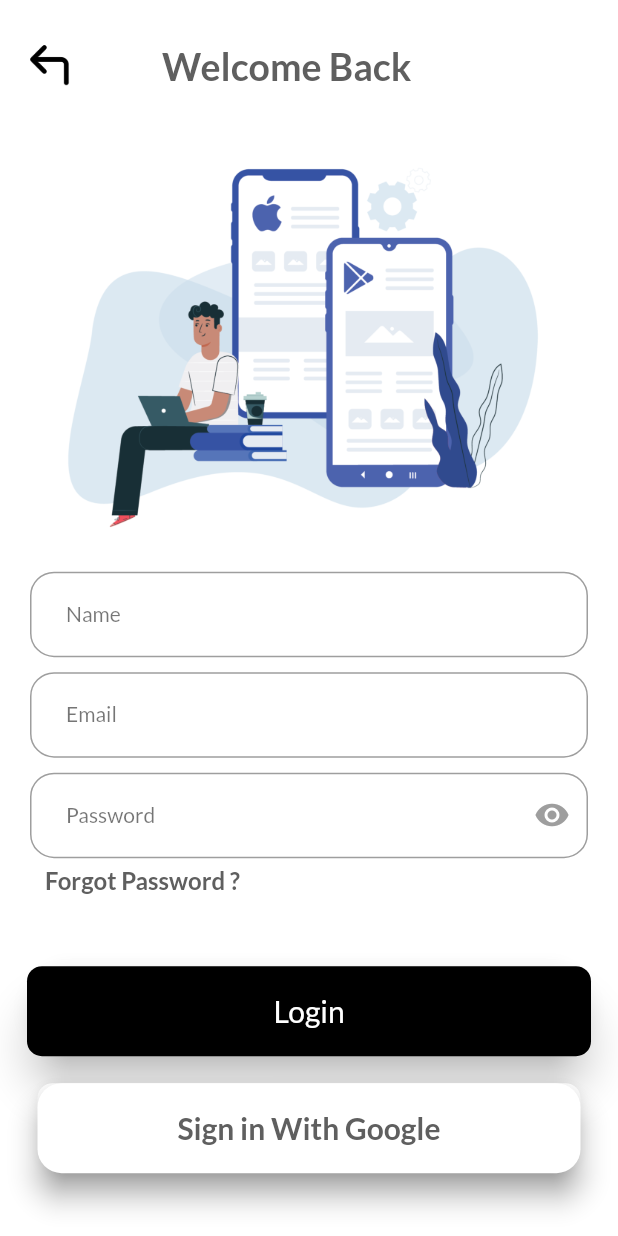
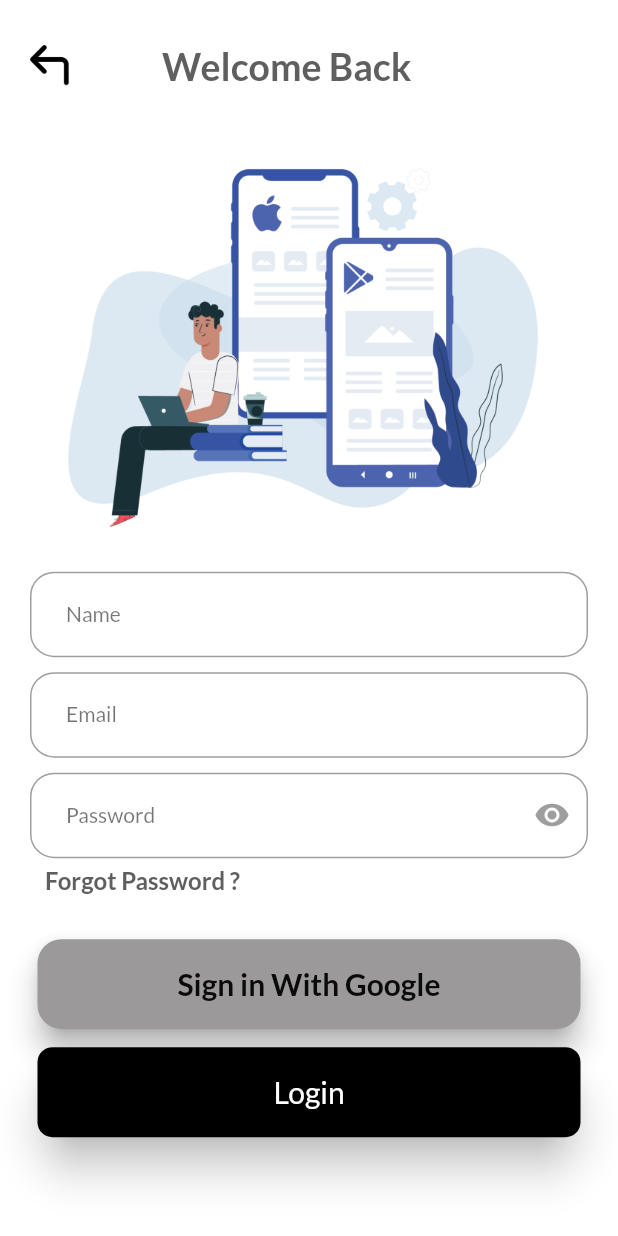
Before and after one commit to Blockchain-Research-Lab-Trainees/BRL-Task-1, a Flutter app: the LoginScreen screen opened directly, on a phone screen of 412 x 824 dp. Run offline on Flutter 3.47's test engine with Material 2 defaults, Android fonts, the light colour scheme and no system bars; our stand-ins replace google_fonts.

Commit message:
Custom Widget Used

```diff
--- a/lib/screens/login_screen.dart
+++ b/lib/screens/login_screen.dart
@@ -1,7 +1,6 @@
 import 'package:flutter/material.dart';
 import 'package:trainee_login/screens/forgot_password_screen.dart';
 import 'package:trainee_login/screens/home_screen.dart';
-//import 'package:trainee_login/screens/welcome_screen.dart';
 
 class LoginScreen extends StatelessWidget {
   const LoginScreen({super.key});
@@ -9,34 +8,6 @@ class LoginScreen extends StatelessWidget {
   @override
   Widget build(BuildContext context) {
     return Scaffold(
-      /*
-
-
-
-
-      appBar: AppBar(
-        backgroundColor: Colors.white,
-        leading: IconButton(
-          onPressed: () {
-
-              Navigator.pop(context);
-
-          },
-          icon: const Padding(
-            padding: EdgeInsets.only(left: 12.0),
-            child: Image(image: AssetImage('assets/images/back_arrow.png', ), width: 30, fit: BoxFit.scaleDown,),
-          ),),
-
-
-
-
-        title: const Text('Sign Up' , style: TextStyle(color: Color.fromARGB(255, 95, 95, 95),
-        fontSize: 35,
-        fontWeight: FontWeight.bold,
-
-
-
-        */
 
       body: SafeArea(
           child: SingleChildScrollView(
@@ -79,21 +50,6 @@ class LoginScreen extends StatelessWidget {
                 ),
               ],
             ),
-
-            /*
-
-
-               const Center(
-                 child: Text('Sign Up' , style: TextStyle(color: Color.fromARGB(255, 95, 95, 95),
-                       fontSize: 35,
-                       fontWeight: FontWeight.bold,
-
-                       ),),
-
-               ),
-
-               */
-
             const SizedBox(
               height: 20,
             ),
@@ -108,32 +64,39 @@ class LoginScreen extends StatelessWidget {
               hintText: 'Enter your Name',
               inputType: TextInputType.name,
               labelText2: 'Name',
+              secure1: false,
             ),
             const SizedBox(
               height: 10,
             ),
-            const Padding(
-              padding: EdgeInsets.symmetric(horizontal: 20),
-              child: TextField(
-                keyboardType: TextInputType.emailAddress,
-                textInputAction: TextInputAction.next,
-                decoration: InputDecoration(
-                  contentPadding: EdgeInsets.all(20),
-                  hintText: 'Enter your Email',
-                  hintStyle: TextStyle(color: Colors.grey),
-                  enabledBorder: OutlineInputBorder(
-                    borderSide: BorderSide(color: Colors.grey, width: 1),
-                    borderRadius: BorderRadius.all(Radius.circular(16)),
-                  ),
-                  focusedBorder: OutlineInputBorder(
-                    borderSide: BorderSide(color: Colors.grey, width: 1),
-                    borderRadius: BorderRadius.all(Radius.circular(16)),
-                  ),
-                  labelText: 'Email',
-                  labelStyle: TextStyle(color: Colors.black54),
-                ),
-              ),
+            const MyTextField(
+              hintText: 'Enter your Email',
+              inputType: TextInputType.emailAddress,
+              labelText2: 'Email',
+              secure1: false,
             ),
+            // const Padding(
+            //   padding: EdgeInsets.symmetric(horizontal: 20),
+            //   child: TextField(
+            //     keyboardType: TextInputType.emailAddress,
+            //     textInputAction: TextInputAction.next,
+            //     decoration: InputDecoration(
+            //       contentPadding: EdgeInsets.all(20),
+            //       hintText: 'Enter your Email',
+            //       hintStyle: TextStyle(color: Colors.grey),
+            //       enabledBorder: OutlineInputBorder(
+            //         borderSide: BorderSide(color: Colors.grey, width: 1),
+            //         borderRadius: BorderRadius.all(Radius.circular(16)),
+            //       ),
+            //       focusedBorder: OutlineInputBorder(
+            //         borderSide: BorderSide(color: Colors.grey, width: 1),
+            //         borderRadius: BorderRadius.all(Radius.circular(16)),
+            //       ),
+            //       labelText: 'Email',
+            //       labelStyle: TextStyle(color: Colors.black54),
+            //     ),
+            //   ),
+            // ),
             const SizedBox(
               height: 10,
             ),
@@ -197,8 +160,61 @@ class LoginScreen extends StatelessWidget {
             const SizedBox(
               height: 30,
             ),
+            GestureDetector(
+              onTap: () {
+                Navigator.push(
+                  context,
+                  MaterialPageRoute(
+                    builder: (context) => const ForgotPassword(),
+                  ),
+                );
+              },
+              child: Padding(
+                padding: const EdgeInsets.only(left: 25, right: 25, bottom: 12),
+                child: Container(
+                  height: 60,
+                  width: double.infinity,
+                  decoration: BoxDecoration(
+                    borderRadius: BorderRadius.circular(10),
+                    color: Colors.white,
+                  ),
+                  child: TextButton(
+                    style: const ButtonStyle(
+                        elevation: MaterialStatePropertyAll(8),
+                        backgroundColor: MaterialStatePropertyAll(Color.fromARGB(255, 155, 153, 153)),
+                        shadowColor: MaterialStatePropertyAll(
+                            Color.fromARGB(255, 14, 14, 14)),
+                        shape: MaterialStatePropertyAll(
+                          RoundedRectangleBorder(
+                            borderRadius: BorderRadius.all(
+                              Radius.circular(16),
+                            ),
+                          ),
+                        )),
+                    onPressed: () {
+                      Navigator.push(
+                        context,
+                        MaterialPageRoute(
+                          builder: (context) => const ForgotPassword(),
+                        ),
+                      );
+                    },
+                    child: const Text(
+                      'Sign in With Google',
+                      style: TextStyle(
+                        color: Color.fromARGB(255, 10, 10, 10),
+                        fontSize: 20,
+                        fontWeight: FontWeight.bold,
+                      ),
+                    ),
+                  ),
+                ),
+              ),
+            ),
+
+
             Padding(
-              padding: const EdgeInsets.all(18.0),
+              padding: const EdgeInsets.only(left: 25, right: 25, bottom: 10),
               child: Container(
                 height: 60,
                 decoration: BoxDecoration(
@@ -207,26 +223,6 @@ class LoginScreen extends StatelessWidget {
                 ),
                 child: Row(
                   children: [
-                    /*
-
-
-                  Expanded(
-
-                      child: MySignUp(
-                        buttonName: 'Login',
-                        onTap: () {},
-                        bgColor: Colors.black,
-                        textColor: Colors.white,
-                      ),
-                    ),
-                    const SizedBox(
-                      width: 10,
-
-                    ),
-
-
-                  */
-
                     Expanded(
                       child: Login(
                         buttonName: 'Login',
@@ -248,57 +244,6 @@ class LoginScreen extends StatelessWidget {
                 ),
               ),
             ),
-            GestureDetector(
-              onTap: () {
-                Navigator.push(
-                  context,
-                  MaterialPageRoute(
-                    builder: (context) => const ForgotPassword(),
-                  ),
-                );
-              },
-              child: Padding(
-                padding: const EdgeInsets.only(left: 25, right: 25, bottom: 20),
-                child: Container(
-                  height: 60,
-                  width: double.infinity,
-                  decoration: BoxDecoration(
-                    borderRadius: BorderRadius.circular(10),
-                    color: Colors.white,
-                  ),
-                  child: TextButton(
-                    style: const ButtonStyle(
-                        elevation: MaterialStatePropertyAll(8),
-                        backgroundColor: MaterialStatePropertyAll(Colors.white),
-                        shadowColor: MaterialStatePropertyAll(
-                            Color.fromARGB(255, 114, 113, 113)),
-                        shape: MaterialStatePropertyAll(
-                          RoundedRectangleBorder(
-                            borderRadius: BorderRadius.all(
-                              Radius.circular(16),
-                            ),
-                          ),
-                        )),
-                    onPressed: () {
-                      Navigator.push(
-                        context,
-                        MaterialPageRoute(
-                          builder: (context) => const ForgotPassword(),
-                        ),
-                      );
-                    },
-                    child: const Text(
-                      'Sign in With Google',
-                      style: TextStyle(
-                        color: Color.fromARGB(255, 95, 95, 95),
-                        fontSize: 20,
-                        fontWeight: FontWeight.bold,
-                      ),
-                    ),
-                  ),
-                ),
-              ),
-            ),
           ],
         ),
       )),
@@ -313,12 +258,13 @@ class MyTextField extends StatelessWidget {
     super.key,
     required this.hintText,
     required this.inputType,
-    required this.labelText2,
+    required this.labelText2, required this.secure1,
   });
 
   final String hintText;
   final TextInputType inputType;
   final String labelText2;
+  final bool secure1;
 
   @override
   Widget build(BuildContext context) {
@@ -326,6 +272,7 @@ class MyTextField extends StatelessWidget {
       padding: const EdgeInsets.symmetric(horizontal: 20),
       child: TextField(
         keyboardType: inputType,
+        obscureText: secure1,
         textInputAction: TextInputAction.next,
         textCapitalization: TextCapitalization.words,
         decoration: InputDecoration(
```
